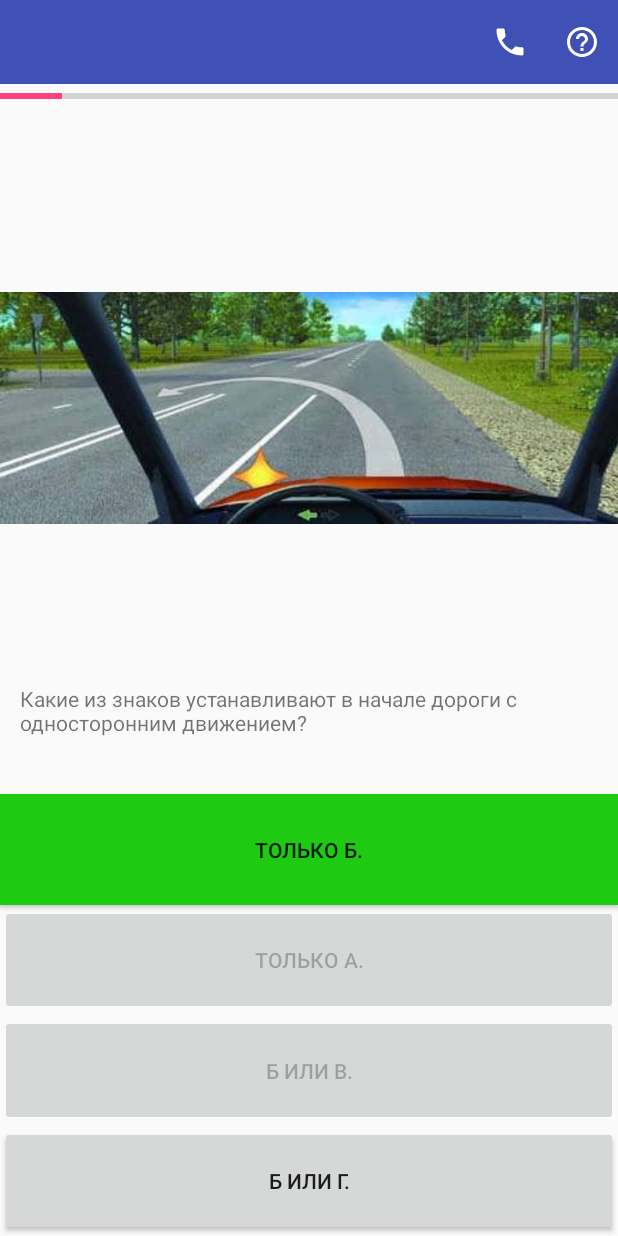
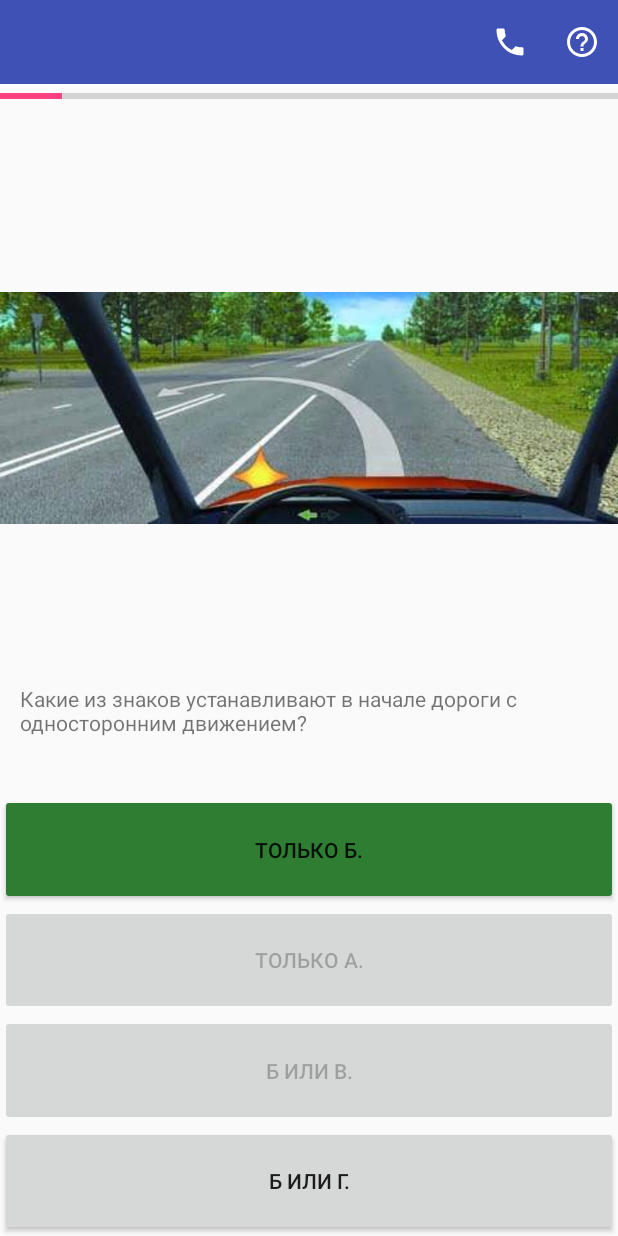
Before and after one commit to VitoMakarevich/quizinya, an Android app: the screen it shows after launch (QuizPagerActivity), after a tap on "ТОЛЬКО Б.", on a phone screen of 412 x 824 dp. Run offline under Robolectric (Android 15) with nearby library versions, the phone set to English and light mode, and no system bars; 2 other taps on this screen came first.

Commit message:
change button colors, fix shape change when button color is changed

```diff
--- a/app/src/main/java/com/example/vito/quizinya/QuizButton.java
+++ b/app/src/main/java/com/example/vito/quizinya/QuizButton.java
@@ -1,6 +1,8 @@
 package com.example.vito.quizinya;
 
 import android.content.Context;
+import android.support.v4.content.ContextCompat;
+import android.support.v4.view.ViewCompat;
 import android.util.AttributeSet;
 
 /**
@@ -20,6 +22,11 @@ public class QuizButton extends android.support.v7.widget.AppCompatButton {
         this.setText(answer.getText());
     }
 
+    public void setTintColor(int color){
+        ViewCompat.setBackgroundTintList(this,
+                ContextCompat.getColorStateList(getContext(), color));
+    }
+
     public Answer getAnswer(){
         return mAnswer;
     }
--- a/app/src/main/res/values/colors.xml
+++ b/app/src/main/res/values/colors.xml
@@ -3,7 +3,7 @@
     <color name="colorPrimary">#3F51B5</color>
     <color name="colorPrimaryDark">#303F9F</color>
     <color name="colorAccent">#FF4081</color>
-    <color name="colorRightAnswer">#1eca12</color>
-    <color name="colorWrongAnswer">#ef0808</color>
+    <color name="colorRightAnswer">#2e7d32</color>
+    <color name="colorWrongAnswer">#e57373</color>
     <color name="black_overlay">#66000000</color>
 </resources>
```
Also changed, not shown: app/src/main/java/com/example/vito/quizinya/QuizPagerFragment.java (+5 -5 lines).
